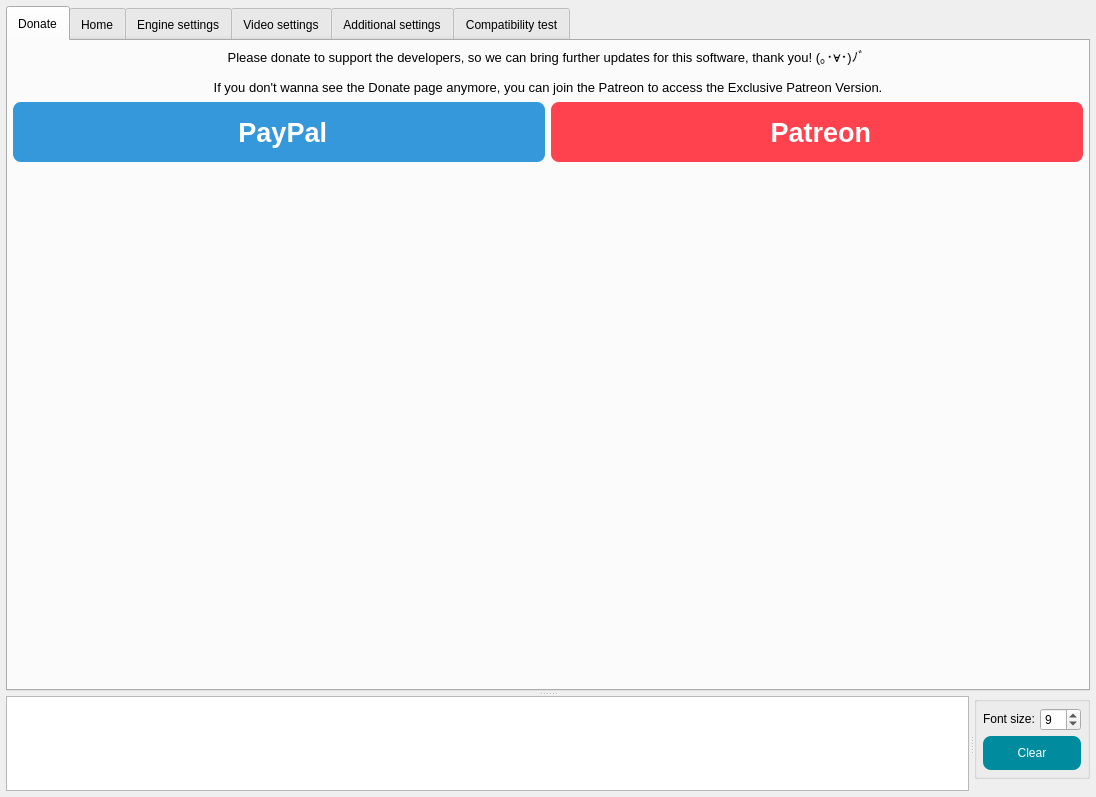
First picture: the form in SRC/Waifu2x-Extension-QT/mainwindow.ui, repository AaronFeng753/Waifu2x-Extension-GUI, before the edit.
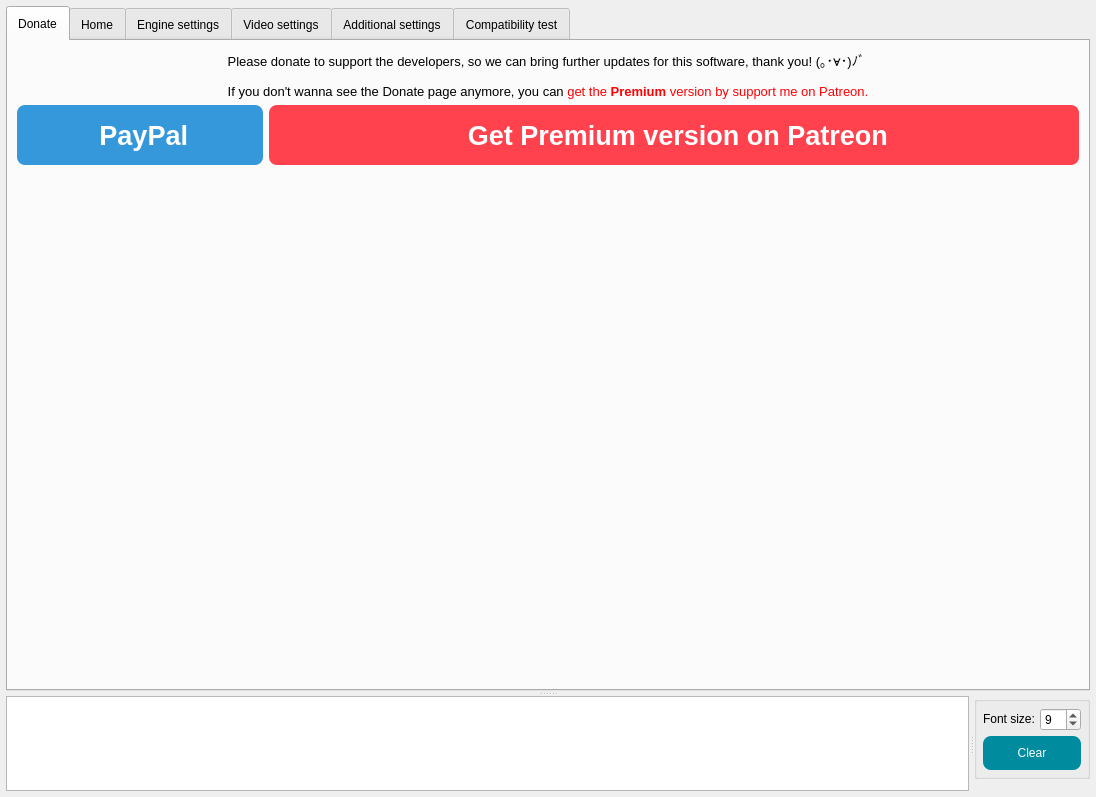
Second picture: the form after the edit. The open tabs and pages were chosen to show the change. Icons and pictures are not drawn.

The edit to the form file:
```diff
--- a/SRC/Waifu2x-Extension-QT/mainwindow.ui
+++ b/SRC/Waifu2x-Extension-QT/mainwindow.ui
@@ -138,20 +138,41 @@
          <string>Donate</string>
         </attribute>
         <layout class="QGridLayout" name="gridLayout_22">
-         <property name="leftMargin">
-          <number>5</number>
-         </property>
-         <property name="topMargin">
-          <number>5</number>
-         </property>
-         <property name="rightMargin">
-          <number>5</number>
-         </property>
-         <property name="bottomMargin">
-          <number>5</number>
-         </property>
+         <item row="0" column="0">
+          <widget class="QLabel" name="label_DonateText">
+           <property name="maximumSize">
+            <size>
+             <width>16777215</width>
+             <height>50</height>
+            </size>
+           </property>
+           <property name="font">
+            <font>
+             <pointsize>10</pointsize>
+             <weight>50</weight>
+             <bold>false</bold>
+             <underline>false</underline>
+             <strikeout>false</strikeout>
+            </font>
+           </property>
+           <property name="text">
+            <string>&lt;html&gt;&lt;head/&gt;&lt;body&gt;&lt;p align=&quot;center&quot;&gt;Please donate to support the developers, so we can bring further updates for this software, thank you! (｡･∀･)ﾉﾞ &lt;/p&gt;&lt;p align=&quot;center&quot;&gt;If you don't wanna see the Donate page anymore, you can &lt;span style=&quot; color:#ff0004;&quot;&gt;get the &lt;/span&gt;&lt;span style=&quot; font-weight:600; color:#ff0004;&quot;&gt;Premium&lt;/span&gt;&lt;span style=&quot; color:#ff0004;&quot;&gt; version by support me on Patreon.&lt;/span&gt;&lt;/p&gt;&lt;/body&gt;&lt;/html&gt;</string>
+           </property>
+           <property name="alignment">
+            <set>Qt::AlignCenter</set>
+           </property>
+          </widget>
+         </item>
          <item row="1" column="0">
+          <layout class="QHBoxLayout" name="horizontalLayout_60" stretch="10,33">
+           <item>
           <widget class="QPushButton" name="pushButton_PayPal">
+             <property name="sizePolicy">
+              <sizepolicy hsizetype="Preferred" vsizetype="Preferred">
+               <horstretch>0</horstretch>
+               <verstretch>0</verstretch>
+              </sizepolicy>
+             </property>
            <property name="minimumSize">
             <size>
              <width>0</width>
@@ -216,7 +237,7 @@
            </property>
           </widget>
          </item>
-         <item row="1" column="1">
+           <item>
           <widget class="QPushButton" name="pushButton_Patreon">
            <property name="minimumSize">
             <size>
@@ -265,7 +286,7 @@
 }</string>
            </property>
            <property name="text">
-            <string notr="true"> Patreon</string>
+              <string> Get Premium version on Patreon</string>
            </property>
            <property name="icon">
             <iconset resource="icon.qrc">
@@ -279,10 +300,12 @@
            </property>
           </widget>
          </item>
-         <item row="2" column="0" colspan="2">
+          </layout>
+         </item>
+         <item row="2" column="0">
           <widget class="QLabel" name="label_DonateQRCode">
            <property name="sizePolicy">
-            <sizepolicy hsizetype="Preferred" vsizetype="Preferred">
+            <sizepolicy hsizetype="Preferred" vsizetype="Expanding">
              <horstretch>0</horstretch>
              <verstretch>0</verstretch>
             </sizepolicy>
@@ -324,31 +347,6 @@
            </property>
           </widget>
          </item>
-         <item row="0" column="0" colspan="2">
-          <widget class="QLabel" name="label_DonateText">
-           <property name="maximumSize">
-            <size>
-             <width>16777215</width>
-             <height>50</height>
-            </size>
-           </property>
-           <property name="font">
-            <font>
-             <pointsize>10</pointsize>
-             <weight>50</weight>
-             <bold>false</bold>
-             <underline>false</underline>
-             <strikeout>false</strikeout>
-            </font>
-           </property>
-           <property name="text">
-            <string>&lt;html&gt;&lt;head/&gt;&lt;body&gt;&lt;p align=&quot;center&quot;&gt;Please donate to support the developers, so we can bring further updates for this software, thank you! (｡･∀･)ﾉﾞ &lt;/p&gt;&lt;p align=&quot;center&quot;&gt;If you don't wanna see the Donate page anymore, you can join the Patreon to access the Exclusive Patreon Version.&lt;/p&gt;&lt;/body&gt;&lt;/html&gt;</string>
-           </property>
-           <property name="alignment">
-            <set>Qt::AlignCenter</set>
-           </property>
-          </widget>
-         </item>
         </layout>
        </widget>
        <widget class="QWidget" name="tab_Home">
```
Left out of the diff: 2 changed lines with no effect on the pictures. Lines whose indentation alone changed are shown as unchanged.
